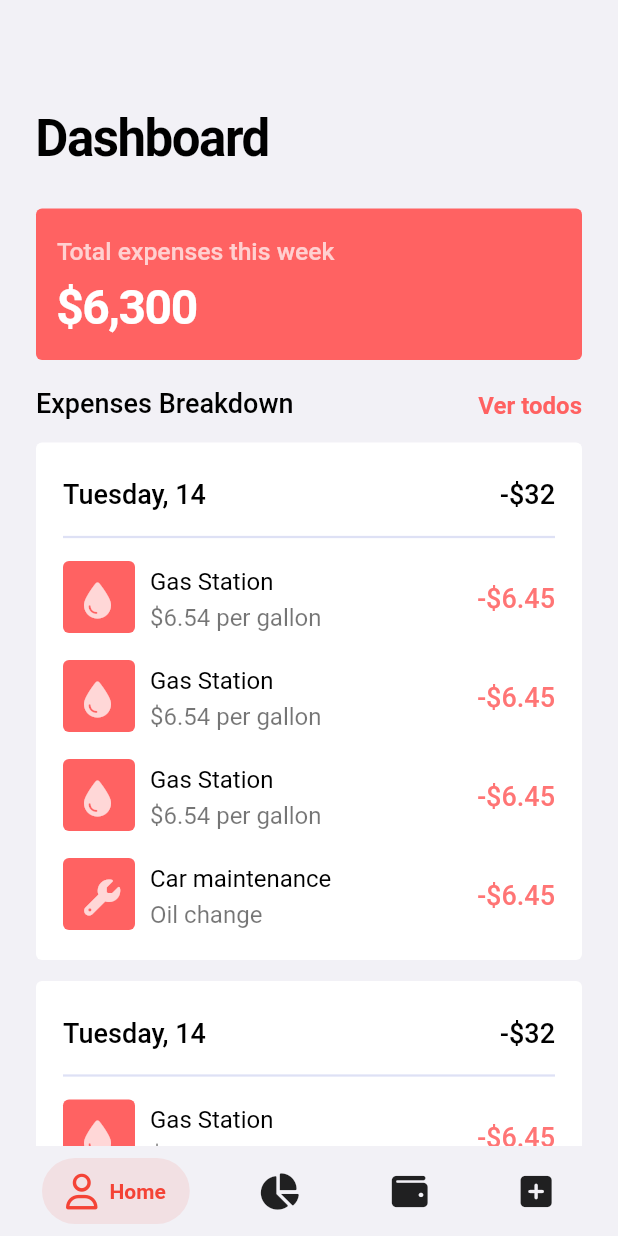
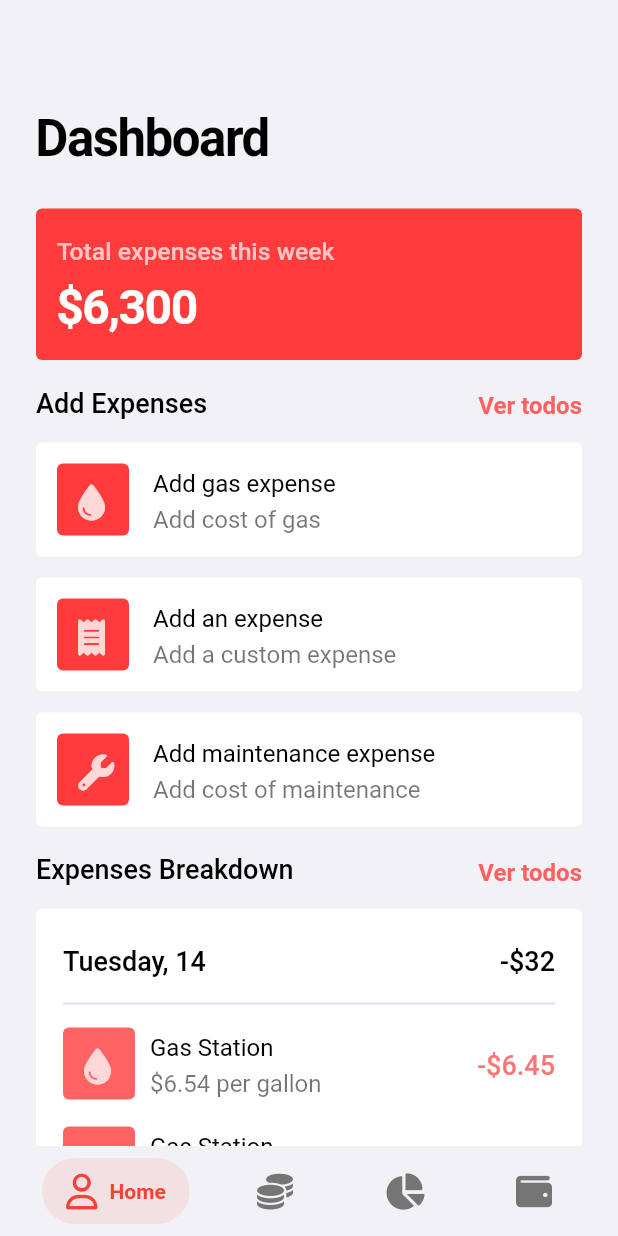
Before and after one commit to JoshuaR503/GigWorkerCalculator, a Flutter app: the screen it shows after launch, on a phone screen of 412 x 824 dp. Run offline on Flutter 3.47's test engine with Material 2 defaults, Android fonts, the phone set to English and light mode, and no system bars; drawn by our look-alikes of flutter_fadein, salomon_bottom_bar; our stand-ins replace font_awesome_flutter.

Commit message:
Improved Dashboard UI and added new screens.

```diff
--- a/lib/main.dart
+++ b/lib/main.dart
@@ -1,10 +1,9 @@
+import 'package:calc/screens/expenses/expenses.dart';
 import 'package:calc/screens/home.dart';
 import 'package:flutter/material.dart';
 void main() {
   runApp(const MyApp());
 }
-
-
 
 class MyApp extends StatelessWidget {
   const MyApp({Key? key}) : super(key: key);
@@ -16,7 +15,11 @@ class MyApp extends StatelessWidget {
       theme: ThemeData(
         primarySwatch: Colors.blue,
       ),
-      home: const HomeScreen(),
+      // home: const HomeScreen(),
+      routes: {
+        '/': (context) => const HomeScreen(),
+        '/expenses': (context) => const Expenses(),
+      },
     );
   }
 }
--- a/lib/screens/dashboard/dashboard.dart
+++ b/lib/screens/dashboard/dashboard.dart
@@ -1,10 +1,11 @@
 import 'package:calc/screens/dashboard/styles.dart';
+import 'package:calc/screens/expenses/expensesCard.dart';
+import 'package:calc/shared/card.dart';
+import 'package:calc/shared/screenScaffold.dart';
 import 'package:flutter/material.dart';
-import 'package:flutter_fadein/flutter_fadein.dart';
-
-import 'package:calc/shared/card.dart';
 import 'package:calc/styles/typography.dart';
 import 'package:calc/screens/dashboard/helpers.dart';
+import 'package:font_awesome_flutter/font_awesome_flutter.dart';
 
 @immutable
 class Dashboard extends StatelessWidget {
@@ -12,32 +13,30 @@ class Dashboard extends StatelessWidget {
 
   @override
   Widget build(BuildContext context) {
-    return Scaffold(
-      body: Container(
-        color: const Color(0xfff2f1f6),
-        child: SafeArea(
-          child: SizedBox(
-            height: double.infinity,
-            width: double.infinity,
-            child: SingleChildScrollView(
-              physics: const AlwaysScrollableScrollPhysics(),
-              padding: const EdgeInsets.symmetric(horizontal: 24.0, vertical: 40.0),
-              child: FadeIn(
-                duration: const Duration(milliseconds: 300),
+    return ScreenScaffold(
       child: Column(
         crossAxisAlignment: CrossAxisAlignment.stretch,
         children: [
           const SizedBox(height: 24),
           const Text('Dashboard', style: screenTitle),
+          const SizedBox(height: 24),
 
-                    const SizedBox(height: 24),
           _buildDashboardTotalExpensesCard(),
+          const SizedBox(height: 14),
 
+          _buildPortfolioSubtitle(title: 'Add Expenses', action: () {}),
           const SizedBox(height: 14),
-                    _buildPortfolioSubtitle(
-                      title: 'Expenses Breakdown',
-                      action: () {}
-                    ),
+
+          _buildDashboardAddExpensesCard(title: "Add gas expense", description: "Add cost of gas", icon: FontAwesomeIcons.droplet),
+          const SizedBox(height: 14),
+
+          _buildDashboardAddExpensesCard(title: "Add an expense", description: "Add a custom expense", icon: FontAwesomeIcons.receipt),
+          const SizedBox(height: 14),
+
+          _buildDashboardAddExpensesCard(title: "Add maintenance expense", description: "Add cost of maintenance", icon: FontAwesomeIcons.wrench),
+          const SizedBox(height: 14),
+
+          _buildPortfolioSubtitle(title: 'Expenses Breakdown', action: () {}),
 
           const SizedBox(height: 14),
           buildExpensesCard(),
@@ -46,11 +45,18 @@ class Dashboard extends StatelessWidget {
           buildExpensesCard()
         ]
       )
-              ),
-            )
-          ),
-        ),
-      ),
+    );
+  }
+
+  Widget _buildDashboardAddExpensesCard({
+    required String title,
+    required String description,
+    required IconData icon
+  }) {
+    return ExpensesCard(
+      title: title,
+      description: description,
+      icon: icon
     );
   }
 
@@ -60,6 +66,15 @@ class Dashboard extends StatelessWidget {
       action: null,
       title: "Total expenses this week",
       value: "\$6,300",
+    );
+  }
+
+  Widget _buildDashboardTotalEarningsCard() {
+    return DecorativeCard(
+      actionEnabled: false,
+      action: null,
+      title: "Total earnings this week",
+      value: "\$16,300",
     );
   }
 
--- /dev/null
+++ b/lib/screens/earnings/earnings.dart
@@ -0,0 +1,26 @@
+
+import 'package:calc/shared/screenScaffold.dart';
+import 'package:calc/styles/typography.dart';
+import 'package:flutter/material.dart';
+
+class Earnings extends StatelessWidget {
+  const Earnings({ Key? key }) : super(key: key);
+
+  @override
+  Widget build(BuildContext context) {
+    return ScreenScaffold(
+      child: Column(
+        crossAxisAlignment: CrossAxisAlignment.stretch,
+        children: const [
+
+          SizedBox(height: 24),
+          Text('Earnings\nBreakdown', style: screenTitle),
+          SizedBox(height: 24),
+
+        ],
+      ),
+    );
+  }
+
+
+}
--- /dev/null
+++ b/lib/screens/expenses/expenses.dart
@@ -0,0 +1,57 @@
+import 'package:calc/screens/expenses/expensesCard.dart';
+
+import 'package:calc/shared/screenScaffold.dart';
+import 'package:calc/styles/typography.dart';
+import 'package:flutter/material.dart';
+import 'package:font_awesome_flutter/font_awesome_flutter.dart';
+
+class Expenses extends StatelessWidget {
+  const Expenses({ Key? key }) : super(key: key);
+
+  @override
+  Widget build(BuildContext context) {
+    return Scaffold(
+      appBar: AppBar(
+        title: Text("New Expense"),
+        backgroundColor: Color(0xffff3b3b),
+        bottomOpacity: 0.0,
+        elevation: 0.0
+      ),
+      body: Container(),
+    );
+    // return ScreenScaffold(
+    //   child: Column(
+    //     crossAxisAlignment: CrossAxisAlignment.stretch,
+    //     children: [
+
+    //       const SizedBox(height: 24),
+    //       const Text('Earnings\nBreakdown', style: screenTitle),
+    //       const SizedBox(height: 24),
+
+    //       _buildDashboardTotalExpensesCard(title: "Add gas expense", description: "Add cost of gas", icon: FontAwesomeIcons.droplet),
+    //       const SizedBox(height: 16),
+
+    //       _buildDashboardTotalExpensesCard(title: "Add an expense", description: "Add a custom expense", icon: FontAwesomeIcons.receipt),
+    //       const SizedBox(height: 16),
+
+    //       _buildDashboardTotalExpensesCard(title: "Add maintenance expense", description: "Add cost of maintenance", icon: FontAwesomeIcons.wrench),
+    //       const SizedBox(height: 16),
+
+
+    //     ],
+    //   ),
+    // );
+  }
+
+  Widget _buildDashboardTotalExpensesCard({
+    required String title,
+    required String description,
+    required IconData icon
+  }) {
+    return ExpensesCard(
+      title: title,
+      description: description,
+      icon: icon
+    );
+  }
+}
--- /dev/null
+++ b/lib/screens/expenses/expensesCard.dart
@@ -0,0 +1,63 @@
+import 'package:calc/screens/dashboard/styles.dart';
+import 'package:flutter/material.dart';
+import 'package:font_awesome_flutter/font_awesome_flutter.dart';
+
+class ExpensesCard extends StatelessWidget {
+  final String title;
+  final String description;
+  final IconData icon;
+
+  final Color color;
+
+  // ignore: prefer_const_constructors_in_immutables
+  ExpensesCard({Key? key,
+    required this.title,
+    required this.description,
+    required this.icon,
+    this.color = Colors.white,
+  }) : super(key: key);
+
+  @override
+  Widget build(BuildContext context) {
+    final TextStyle breakdownDescriptionStyle = breakdownTitleStyle.copyWith(color: Colors.black54);
+
+    return GestureDetector(
+      onTap: () => Navigator.pushNamed(context, '/expenses'),
+      child:  Container(
+        padding: const EdgeInsets.all(14),
+        decoration: const BoxDecoration(
+          color: Colors.white,
+          borderRadius: BorderRadius.all(Radius.circular(4))
+        ),
+        child: Row(
+          mainAxisAlignment: MainAxisAlignment.start,
+          crossAxisAlignment: CrossAxisAlignment.start,
+
+          children: <Widget>[
+
+            Container(
+              height: 48,
+              width: 48,
+              padding: const EdgeInsets.all(14),
+              child: FaIcon(icon, color: Color(0XFFffd7d7),),
+              decoration: const BoxDecoration(
+                color: Color(0xffff3b3b),
+                borderRadius: BorderRadius.all(Radius.circular(4))
+              ),
+            ),
+
+            const SizedBox(width: 16,),
+            Column(
+              mainAxisAlignment: MainAxisAlignment.start,
+              crossAxisAlignment: CrossAxisAlignment.start,
+              children: [
+                Text(title, style: breakdownTitleStyle),
+                Text(description, style: breakdownDescriptionStyle),
+              ],
+            ),
+          ],
+        ),
+      ),
+    );
+  }
+}
--- a/lib/screens/home.dart
+++ b/lib/screens/home.dart
@@ -1,4 +1,6 @@
 import 'package:calc/screens/dashboard/dashboard.dart';
+import 'package:calc/screens/earnings/earnings.dart';
+import 'package:calc/screens/expenses/expenses.dart';
 import 'package:flutter/material.dart';
 import 'package:flutter_fadein/flutter_fadein.dart';
 
@@ -18,7 +20,7 @@ class _HomeScreenState extends State<HomeScreen> {
 
   final List<Widget> tabs = [
     const FadeIn(duration: Duration(milliseconds: 700), child: Dashboard()),
-    const FadeIn(duration: Duration(milliseconds: 700), child: Dashboard()),
+    const FadeIn(duration: Duration(milliseconds: 700), child: Earnings()),
     const FadeIn(duration: Duration(milliseconds: 700), child: Dashboard()),
     const FadeIn(duration: Duration(milliseconds: 700), child: Dashboard()),
   ];
@@ -40,30 +42,36 @@ class _HomeScreenState extends State<HomeScreen> {
               SalomonBottomBarItem(
                 icon: const FaIcon(FontAwesomeIcons.user),
                 title: const Text("Home"),
-                selectedColor: Colors.red
+                selectedColor: Colors.red,
+                unselectedColor: Colors.grey.shade600
+              ),
+
+              /// Home
+              SalomonBottomBarItem(
+                icon: const FaIcon(FontAwesomeIcons.coins),
+                title: const Text("Earnings"),
+                selectedColor: Colors.red,
+                unselectedColor: Colors.grey.shade600
               ),
 
               /// Home
               SalomonBottomBarItem(
                 icon: const FaIcon(FontAwesomeIcons.chartPie),
                 title: const Text("Statistics"),
-                selectedColor: Colors.red
+                selectedColor: Colors.red,
+                unselectedColor: Colors.grey.shade600
               ),
 
               /// Home
               SalomonBottomBarItem(
                 icon: const FaIcon(FontAwesomeIcons.wallet),
                 title: const Text("Portafolio"),
-                selectedColor: Colors.red
+                selectedColor: Colors.red,
+                unselectedColor: Colors.grey.shade600
               ),
 
 
-              /// Home
-              SalomonBottomBarItem(
-                icon: const FaIcon(FontAwesomeIcons.solidSquarePlus),
-                title: const Text("Portafolio"),
-                selectedColor: Colors.red
-              ),
+
             ],
           )
         )
--- a/lib/shared/card.dart
+++ b/lib/shared/card.dart
@@ -43,7 +43,7 @@ class DecorativeCard extends StatelessWidget {
       child:  Container(
         padding: const EdgeInsets.all(14),
         decoration: const BoxDecoration(
-          color: Color(0xffff6262),
+          color: Color(0xffff3b3b),
           borderRadius: BorderRadius.all(Radius.circular(4))
         ),
         child: Column(
--- /dev/null
+++ b/lib/shared/screenScaffold.dart
@@ -0,0 +1,34 @@
+import 'package:flutter/material.dart';
+import 'package:flutter_fadein/flutter_fadein.dart';
+
+class ScreenScaffold extends StatelessWidget {
+
+  final Widget child;
+
+  const ScreenScaffold({
+    required this.child
+  });
+
+  @override
+  Widget build(BuildContext context) {
+    return Scaffold(
+      body: Container(
+        color: const Color(0xfff2f1f6),
+        child: SafeArea(
+          child: SizedBox(
+            height: double.infinity,
+            width: double.infinity,
+            child: SingleChildScrollView(
+              physics: const AlwaysScrollableScrollPhysics(),
+              padding: const EdgeInsets.symmetric(horizontal: 24.0, vertical: 40.0),
+              child: FadeIn(
+                duration: const Duration(milliseconds: 300),
+                child: child
+              )
+            ),
+          ),
+        ),
+      )
+    );
+  }
+}
```
Lines whose indentation alone changed are shown as unchanged.
